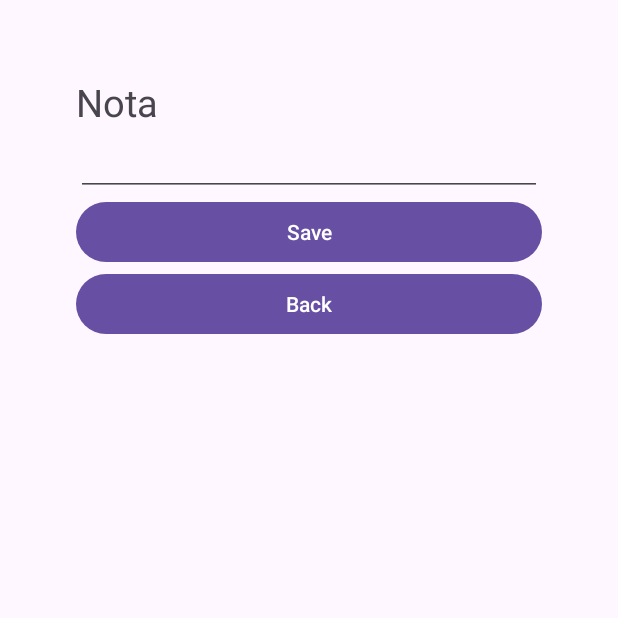
After one commit to paulovareiro29/commov-lab-2-notes, an Android app: the AddFragment screen opened through its navigation route, on a phone screen of 412 x 824 dp, the top half of it. The commit adds this screen. Run offline under Robolectric (Android 15) with nearby library versions, the phone set to English and light mode, and no system bars; our stand-ins replace Room's generated code.

Commit message:
feat: added app fragments

```diff
--- /dev/null
+++ b/app/src/main/java/ipvc/paulovareiro/notes/fragments/add/AddFragment.kt
@@ -0,0 +1,56 @@
+package ipvc.paulovareiro.notes.fragments.add
+
+import android.os.Bundle
+import androidx.fragment.app.Fragment
+import android.view.LayoutInflater
+import android.view.View
+import android.view.ViewGroup
+import android.widget.Button
+import android.widget.EditText
+import android.widget.Toast
+import androidx.lifecycle.ViewModelProvider
+import androidx.navigation.fragment.findNavController
+import ipvc.paulovareiro.notes.R
+import ipvc.paulovareiro.notes.data.entities.Note
+import ipvc.paulovareiro.notes.data.vm.NoteViewModel
+
+class AddFragment : Fragment() {
+    private lateinit var mNoteViewModel: NoteViewModel
+
+    override fun onCreateView(
+        inflater: LayoutInflater, container: ViewGroup?,
+        savedInstanceState: Bundle?
+    ): View? {
+        val view = inflater.inflate(R.layout.fragment_add, container, false)
+
+        ViewModelProvider(this)[NoteViewModel::class.java].also { this.mNoteViewModel = it }
+
+        val button = view.findViewById<Button>(R.id.save)
+        button.setOnClickListener {
+            addNote()
+        }
+
+        val backButton = view.findViewById<Button>(R.id.backToList)
+        backButton.setOnClickListener {
+            findNavController().navigate(R.id.action_addFragment_to_listFragment)
+        }
+
+        return view
+    }
+
+    private fun addNote() {
+        val noteText = view?.findViewById<EditText>(R.id.addNote)?.text.toString()
+
+        if(noteText.isEmpty()) {
+            Toast.makeText(view?.context, "Não pode uma nota vazia!", Toast.LENGTH_LONG).show()
+        }
+        else {
+            val note = Note(0, noteText)
+
+            mNoteViewModel.addNote(note)
+
+            Toast.makeText(requireContext(), "Gravado com sucesso!", Toast.LENGTH_LONG).show()
+            findNavController().navigate(R.id.action_addFragment_to_listFragment)
+        }
+    }
+}
--- /dev/null
+++ b/app/src/main/java/ipvc/paulovareiro/notes/fragments/list/ListAdapter.kt
@@ -0,0 +1,46 @@
+package ipvc.paulovareiro.notes.fragments.list
+
+import android.graphics.Color
+import android.view.LayoutInflater
+import android.view.View
+import android.view.ViewGroup
+import android.widget.TextView
+import androidx.constraintlayout.widget.ConstraintLayout
+import androidx.navigation.findNavController
+import androidx.recyclerview.widget.RecyclerView
+import ipvc.paulovareiro.notes.R
+import ipvc.paulovareiro.notes.data.entities.Note
+
+class ListAdapter: RecyclerView.Adapter<ListAdapter.MyViewHolder>() {
+    private var notesList = emptyList<Note>()
+
+    class MyViewHolder(itemView: View): RecyclerView.ViewHolder(itemView) {}
+
+    override fun onCreateViewHolder(parent: ViewGroup, viewType: Int): MyViewHolder {
+        return MyViewHolder(LayoutInflater.from(parent.context).inflate(R.layout.custom_row, parent, false))
+    }
+
+    override fun getItemCount(): Int {
+        return notesList.size
+    }
+
+    override fun onBindViewHolder(holder: MyViewHolder, position: Int) {
+        val currentItem = notesList[position]
+        holder.itemView.findViewById<TextView>(R.id.note_txt).text = currentItem.note
+
+        if(position%2 == 0)
+            holder.itemView.findViewById<ConstraintLayout>(R.id.rowLayout).setBackgroundColor(Color.parseColor("#d6d4e0"))
+        else
+            holder.itemView.findViewById<ConstraintLayout>(R.id.rowLayout).setBackgroundColor(Color.parseColor("#b8a9c9"))
+
+        holder.itemView.findViewById<ConstraintLayout>(R.id.rowLayout).setOnClickListener {
+            val action = ListFragmentDirections.actionListFragmentToUpdateFragment(currentItem)
+            holder.itemView.findNavController().navigate(action)
+        }
+    }
+
+    fun setData(note: List<Note>){
+        this.notesList = note
+        notifyDataSetChanged()
+    }
+}
--- /dev/null
+++ b/app/src/main/java/ipvc/paulovareiro/notes/fragments/list/ListFragment.kt
@@ -0,0 +1,47 @@
+package ipvc.paulovareiro.notes.fragments.list
+
+import android.os.Bundle
+import androidx.fragment.app.Fragment
+import android.view.LayoutInflater
+import android.view.View
+import android.view.ViewGroup
+import androidx.lifecycle.Observer
+import androidx.lifecycle.ViewModelProvider
+import androidx.navigation.fragment.findNavController
+import androidx.recyclerview.widget.LinearLayoutManager
+import androidx.recyclerview.widget.RecyclerView
+import com.google.android.material.floatingactionbutton.FloatingActionButton
+import ipvc.paulovareiro.notes.R
+import ipvc.paulovareiro.notes.data.vm.NoteViewModel
+
+class ListFragment : Fragment() {
+    private  lateinit var mNoteViewModel: NoteViewModel
+
+
+    override fun onCreateView(
+        inflater: LayoutInflater, container: ViewGroup?,
+        savedInstanceState: Bundle?
+    ): View? {
+
+        val view = inflater.inflate(R.layout.fragment_list, container, false)
+
+        // Recyclerview
+        val adapter = ListAdapter()
+        val recyclerView = view.findViewById<RecyclerView>(R.id.recyclerview)
+        recyclerView.adapter = adapter
+        recyclerView.layoutManager = LinearLayoutManager(requireContext())
+
+        // UserViewModel
+        mNoteViewModel = ViewModelProvider(this).get(NoteViewModel::class.java)
+        mNoteViewModel.readAllNotes.observe(viewLifecycleOwner, Observer { note ->
+            adapter.setData(note)
+        })
+
+        val button = view.findViewById<FloatingActionButton>(R.id.btn_add_new_note_from_list)
+        button.setOnClickListener(){
+            findNavController().navigate(R.id.action_listFragment_to_addFragment)
+        }
+
+        return view
+    }
+}
--- /dev/null
+++ b/app/src/main/res/drawable/baseline_add_24.xml
@@ -0,0 +1,5 @@
+<vector xmlns:android="http://schemas.android.com/apk/res/android" android:height="24dp" android:tint="#000000" android:viewportHeight="24" android:viewportWidth="24" android:width="24dp">
+
+    <path android:fillColor="@android:color/white" android:pathData="M19,13h-6v6h-2v-6H5v-2h6V5h2v6h6v2z"/>
+
+</vector>
--- a/app/src/main/res/layout/activity_main.xml
+++ b/app/src/main/res/layout/activity_main.xml
@@ -7,13 +7,17 @@
     android:layout_height="match_parent"
     tools:context=".MainActivity">
 
-    <TextView
-        android:layout_width="wrap_content"
-        android:layout_height="wrap_content"
-        android:text="Hello World!"
+    <androidx.fragment.app.FragmentContainerView
+        android:id="@+id/fragmentContainerView"
+        android:name="androidx.navigation.fragment.NavHostFragment"
+        android:layout_height="match_parent"
+        android:layout_width="match_parent"
+        app:defaultNavHost="true"
         app:layout_constraintBottom_toBottomOf="parent"
         app:layout_constraintEnd_toEndOf="parent"
+        app:layout_constraintHorizontal_bias="0.5"
         app:layout_constraintStart_toStartOf="parent"
-        app:layout_constraintTop_toTopOf="parent" />
+        app:layout_constraintTop_toTopOf="parent"
+        app:navGraph="@navigation/navigation" />
 
 </androidx.constraintlayout.widget.ConstraintLayout>
--- /dev/null
+++ b/app/src/main/res/layout/fragment_add.xml
@@ -0,0 +1,41 @@
+<?xml version="1.0" encoding="utf-8"?>
+<androidx.constraintlayout.widget.ConstraintLayout xmlns:android="http://schemas.android.com/apk/res/android"
+    xmlns:app="http://schemas.android.com/apk/res-auto"
+    xmlns:tools="http://schemas.android.com/tools"
+    android:layout_width="match_parent"
+    android:layout_height="match_parent"
+    android:padding="25sp"
+    tools:context=".fragments.add.AddFragment">
+
+    <LinearLayout
+        android:id="@+id/ll_main_layout_add_report"
+        android:layout_width="match_parent"
+        android:layout_height="match_parent"
+        android:gravity="left"
+        android:orientation="vertical"
+        android:padding="25dp">
+
+        <TextView
+            android:layout_width="wrap_content"
+            android:layout_height="wrap_content"
+            android:text="Nota"
+            android:textSize="25dp" />
+
+        <EditText
+            android:id="@+id/addNote"
+            android:layout_width="match_parent"
+            android:layout_height="wrap_content" />
+
+        <Button
+            android:id="@+id/save"
+            android:layout_width="match_parent"
+            android:layout_height="wrap_content"
+            android:text="Save" />
+
+        <Button
+            android:id="@+id/backToList"
+            android:layout_width="match_parent"
+            android:layout_height="wrap_content"
+            android:text="Back" />
+    </LinearLayout>
+</androidx.constraintlayout.widget.ConstraintLayout>
--- /dev/null
+++ b/app/src/main/res/navigation/navigation.xml
@@ -0,0 +1,41 @@
+<?xml version="1.0" encoding="utf-8"?>
+<navigation xmlns:android="http://schemas.android.com/apk/res/android"
+    xmlns:app="http://schemas.android.com/apk/res-auto"
+    xmlns:tools="http://schemas.android.com/tools"
+    android:id="@+id/navigation"
+    app:startDestination="@id/listFragment">
+
+    <fragment
+        android:id="@+id/addFragment"
+        android:name="ipvc.paulovareiro.notes.fragments.add.AddFragment"
+        android:label="fragment_add"
+        tools:layout="@layout/fragment_add" >
+        <action
+            android:id="@+id/action_addFragment_to_listFragment"
+            app:destination="@id/listFragment" />
+    </fragment>
+    <fragment
+        android:id="@+id/listFragment"
+        android:name="ipvc.paulovareiro.notes.fragments.list.ListFragment"
+        android:label="fragment_list"
+        tools:layout="@layout/fragment_list" >
+        <action
+            android:id="@+id/action_listFragment_to_addFragment"
+            app:destination="@id/addFragment" />
+        <action
+            android:id="@+id/action_listFragment_to_updateFragment"
+            app:destination="@id/updateFragment" />
+    </fragment>
+    <fragment
+        android:id="@+id/updateFragment"
+        android:name="ipvc.paulovareiro.notes.fragments.update.UpdateFragment"
+        android:label="fragment_update"
+        tools:layout="@layout/fragment_update" >
+        <argument
+            android:name="currentNote"
+            app:argType="ipvc.paulovareiro.notes.data.entities.Note" />
+        <action
+            android:id="@+id/action_updateFragment_to_listFragment"
+            app:destination="@id/listFragment" />
+    </fragment>
+</navigation>
--- a/app/src/main/res/values/strings.xml
+++ b/app/src/main/res/values/strings.xml
@@ -1,3 +1,5 @@
 <resources>
     <string name="app_name">room</string>
+    <!-- TODO: Remove or change this placeholder text -->
+    <string name="hello_blank_fragment">Hello blank fragment</string>
 </resources>
```
Also changed, not shown: app/build.gradle.kts (+8 -5 lines), app/src/main/java/ipvc/paulovareiro/notes/fragments/update/UpdateFragment.kt (added, +84 -0 lines), app/src/main/res/layout/custom_row.xml (added, +23 -0 lines), app/src/main/res/layout/fragment_list.xml (added, +31 -0 lines), app/src/main/res/layout/fragment_update.xml (added, +47 -0 lines).
